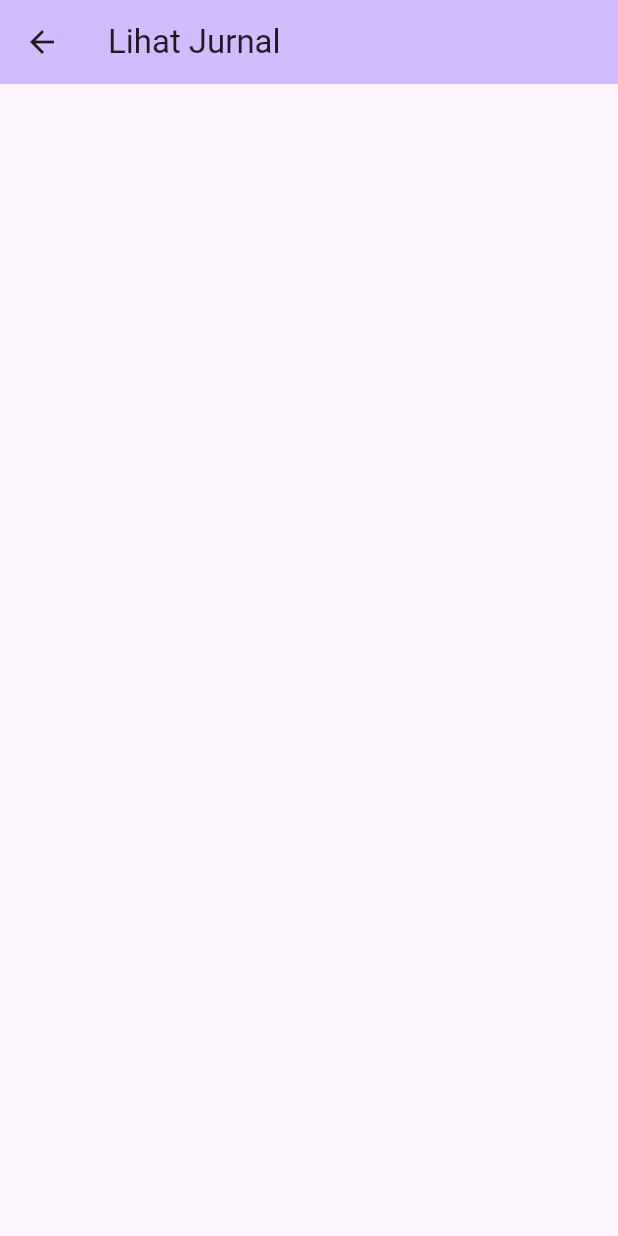
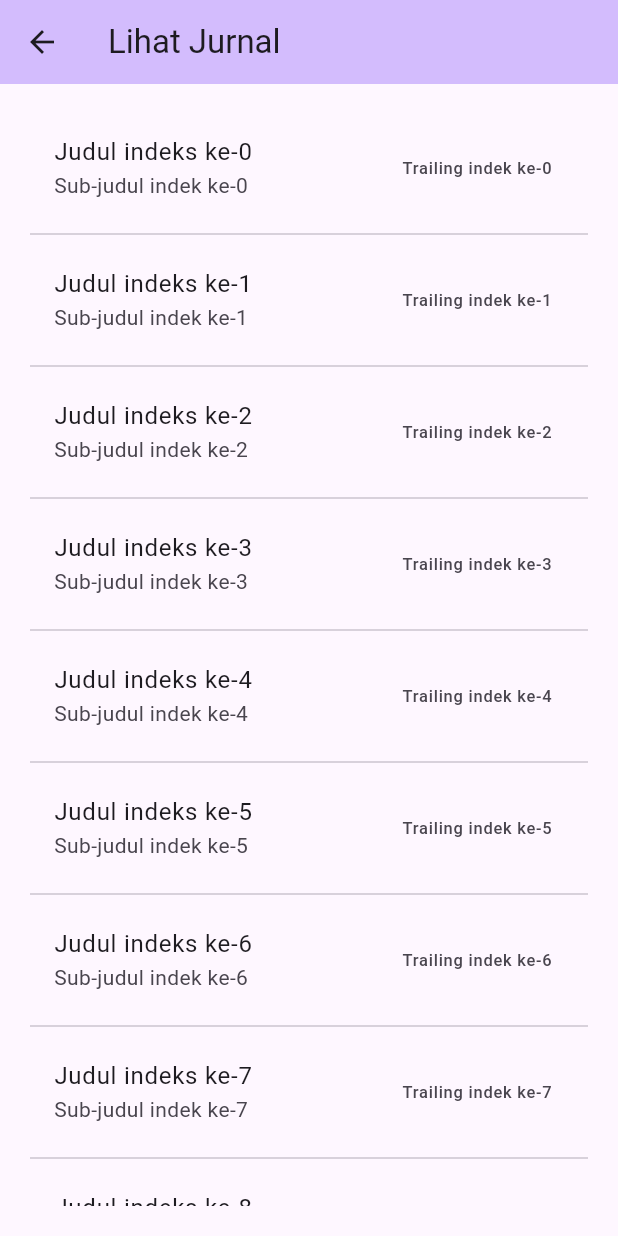
Before and after one commit to encen-ya/my_dailyJournal, a Flutter app: the LihatJurnalPage screen opened directly, on a phone screen of 412 x 824 dp. Run offline on Flutter 3.47's test engine with Material 3 defaults, Android fonts, the phone set to English and light mode, and no system bars.

Commit message:
membuat halaman Lihat Jurnal, menggunakan List View

```diff
--- a/lib/pages/lihat_jurnal_page.dart
+++ b/lib/pages/lihat_jurnal_page.dart
@@ -16,12 +16,22 @@ class _LihatJurnalPageState extends State<LihatJurnalPage> {
         backgroundColor: Theme.of(context).colorScheme.inversePrimary,
         title: Text(widget.title),
       ),
-      body: Center(
+      body: Padding(
+        padding: EdgeInsetsGeometry.all(20),
         child: Column(
-          mainAxisAlignment: MainAxisAlignment.center,
-          crossAxisAlignment: CrossAxisAlignment.center,
           children: [
-
+            Expanded(//supaya widget otomatis melebar, menuhin ruang kosong
+              child: ListView.separated(//seperated maksud nya supaya tiap listView otomatis ada garis pemisah
+                itemBuilder: (context, index) => ListTile(//listTile buat menyediakan slot khusus tiap list(kayak WA)
+                  //leading | bisa di kasih foto profil, atau icon. mirip WA letak di kiri
+                  title: Text('Judul indeks ke-$index'),
+                  subtitle: Text('Sub-judul indek ke-$index'),
+                  trailing: Text('Trailing indek ke-$index'),
+                  onTap: () => {},
+                ), separatorBuilder: (context,index) => const Divider(),
+                itemCount: 20,
+              ),
+            ),
           ],
         ),
       ),
```
